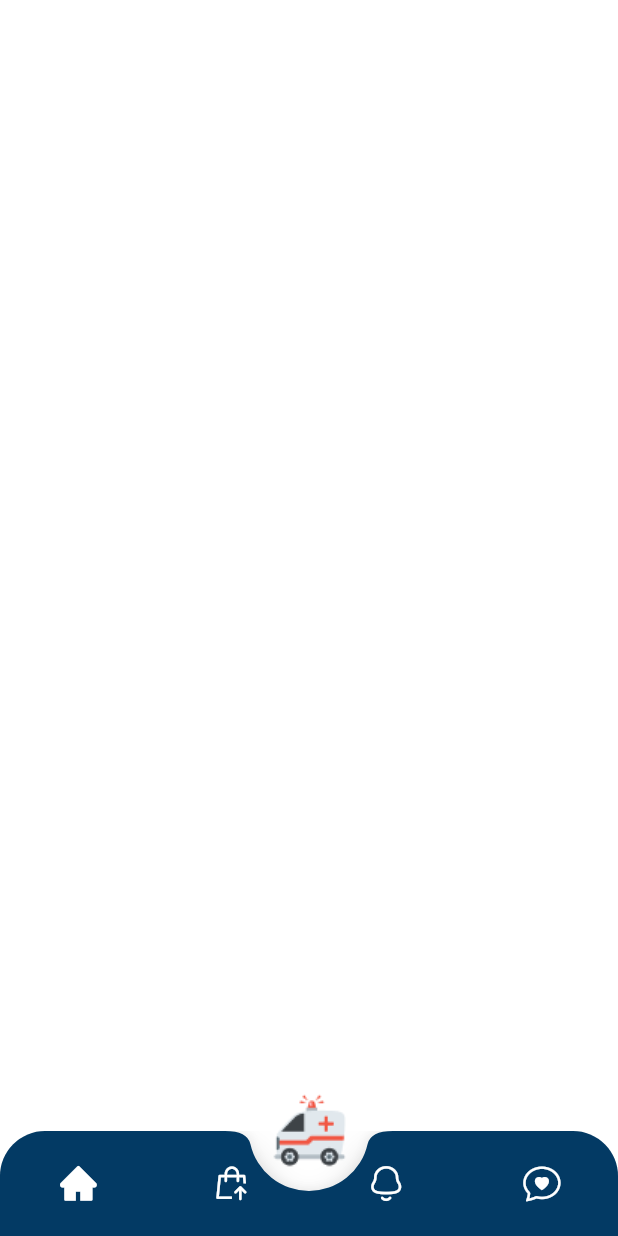
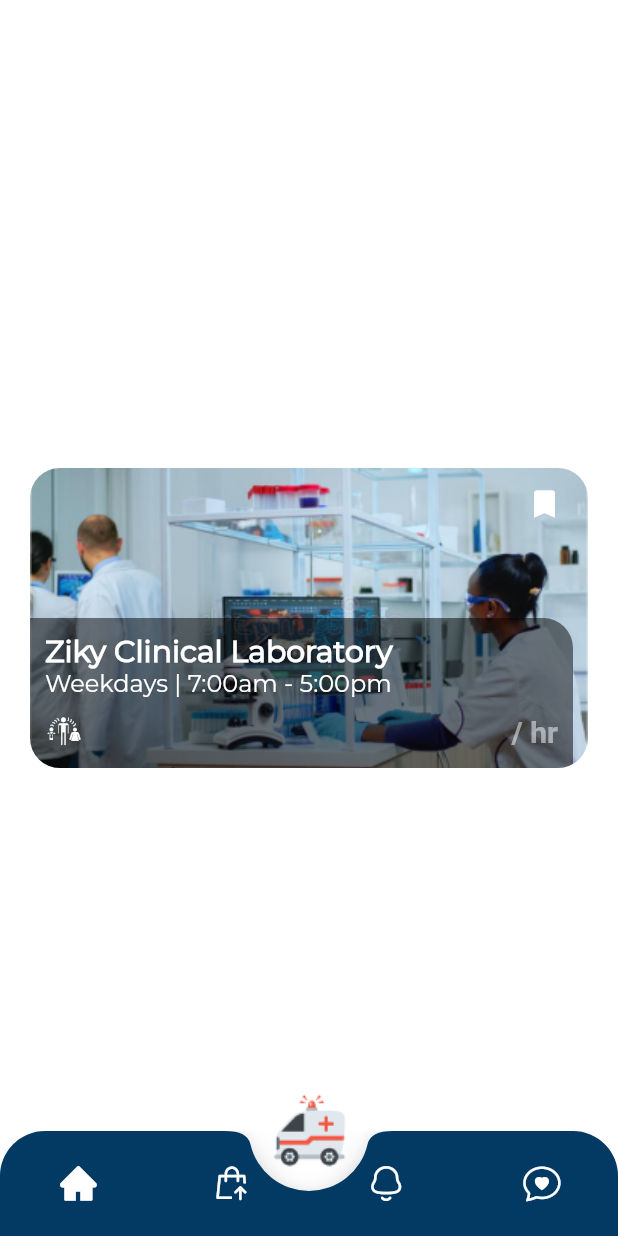
Before and after one commit to akuetteh51/ecentials, a Flutter app: the BottomNavBar screen opened directly, on a phone screen of 412 x 824 dp. Run offline on Flutter 3.47's test engine with Material 2 defaults, Android fonts, the phone set to English and light mode, and no system bars; our stand-ins replace animated_splash_screen, dotted_border, flutter_neumorphic, get, shared_preferences, smooth_page_indicator; accounts and stored records are empty.

Commit message:
added some changes in the labresultscard, bottomnavbar and search

```diff
--- a/lib/src/Widgets/bottomNavBar.dart
+++ b/lib/src/Widgets/bottomNavBar.dart
@@ -7,12 +7,14 @@ class BottomNavBar extends StatefulWidget {
   final Widget? body;
   final AppBar? appBar;
   final Drawer? drawer;
+  final onTap;
   const BottomNavBar(
       {Key? key,
       this.backgroundColor = const Color(0xFF033A64),
       this.body,
       this.appBar,
-      this.drawer})
+      this.drawer,
+      this.onTap})
       : super(key: key);
   @override
   State<BottomNavBar> createState() => _BottomNavBarState();
@@ -22,7 +24,8 @@ class _BottomNavBarState extends State<BottomNavBar> {
   @override
   Widget build(BuildContext context) {
     int currentIndex =
-        0; //Takes the current index of the Icop pressed and set the corressponding page
+        0; //Takes the current index of the Icon pressed and set the corressponding page
+
     // Icons
     final _icons = [
       Icon(
@@ -51,7 +54,9 @@ class _BottomNavBarState extends State<BottomNavBar> {
       "Chat Bot",
     ];
 // Floating Ambulance Center docked
-    final _floatinfAmbulance = Container(
+    final _floatingAmbulance = GestureDetector(
+        onTap: widget.onTap,
+        child: Container(
           height: 60,
           width: 60,
           decoration: const BoxDecoration(
@@ -59,14 +64,14 @@ class _BottomNavBarState extends State<BottomNavBar> {
               image: AssetImage("assets/images/nav_ambulance.png"),
             ),
           ),
-    );
+        ));
 
     // Create Pages as a list and pass it to BottomNavBar body and use the current index to loop through pages
 
     return Scaffold(
       extendBody: true,
       backgroundColor: AppColors.primaryWhiteColor,
-      floatingActionButton: _floatinfAmbulance,
+      floatingActionButton: _floatingAmbulance,
       floatingActionButtonLocation: FloatingActionButtonLocation.centerDocked,
       bottomNavigationBar: Container(
         height: 70,
@@ -93,6 +98,7 @@ class _BottomNavBarState extends State<BottomNavBar> {
                   onPressed: () {
                     setState(() {
                       currentIndex = index;
+                      print(currentIndex);
                     });
                   },
                   tooltip: _tooltip[index],
@@ -104,6 +110,7 @@ class _BottomNavBarState extends State<BottomNavBar> {
         ),
       ),
       appBar: widget.appBar,
+      body: widget.body,
       drawer: widget.drawer,
     );
   }
--- a/lib/src/Widgets/labResultsCard.dart
+++ b/lib/src/Widgets/labResultsCard.dart
@@ -2,16 +2,19 @@ import 'package:ecentialsclone/src/Themes/colors.dart';
 import 'package:ecentialsclone/src/Themes/ecentials_icons_icons.dart';
 import 'package:flutter/material.dart';
 
-class LabResultsCrad extends StatelessWidget {
+class LabResultsCard extends StatelessWidget {
   final String image;
   final String labName;
   final String openingHours;
+
   final String? service1;
   final String? service2;
   final String? service3;
   final String? service4;
   final String? price;
-  const LabResultsCrad(
+  final onPressed;
+  final bool isBookMarked;
+  const LabResultsCard(
       {Key? key,
       required this.image,
       required this.labName,
@@ -20,13 +23,17 @@ class LabResultsCrad extends StatelessWidget {
       this.service2,
       this.service3,
       this.service4,
-      this.price})
+      this.price,
+      this.onPressed,
+      this.isBookMarked = false})
       : super(key: key);
 
   @override
   Widget build(BuildContext context) {
     double width = MediaQuery.of(context).size.width;
-    return Container(
+    return ClipRRect(
+      borderRadius: BorderRadius.circular(20),
+      child: Container(
         height: 200,
         width: width - 40,
         decoration: BoxDecoration(
@@ -37,11 +44,16 @@ class LabResultsCrad extends StatelessWidget {
             Positioned(
               right: 5,
               child: IconButton(
-              icon: Icon(
-                EcentialsIcons.pinned_filled,
+                icon: isBookMarked == false
+                    ? Icon(
+                        Icons.bookmark_outline,
+                        color: AppColors.primaryWhiteColor,
+                      )
+                    : Icon(
+                        Icons.bookmark,
                         color: AppColors.primaryWhiteColor,
                       ),
-              onPressed: () {},
+                onPressed: onPressed,
               ),
             ),
             Positioned(
@@ -121,6 +133,7 @@ class LabResultsCrad extends StatelessWidget {
             ),
           ],
         ),
+      ),
     );
   }
 }
```
Also changed, not shown: lib/src/Widgets/search.dart (+10 -3 lines), lib/src/screens/test_widgets_screen.dart (+13 -2 lines). Lines whose indentation alone changed are shown as unchanged.
